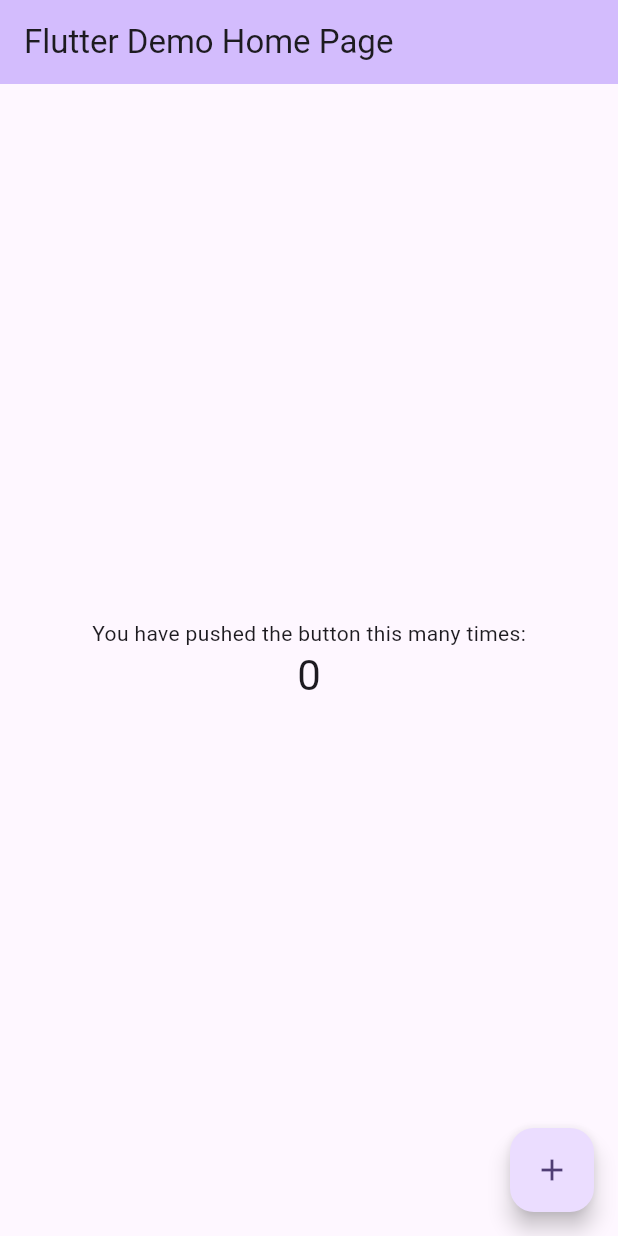
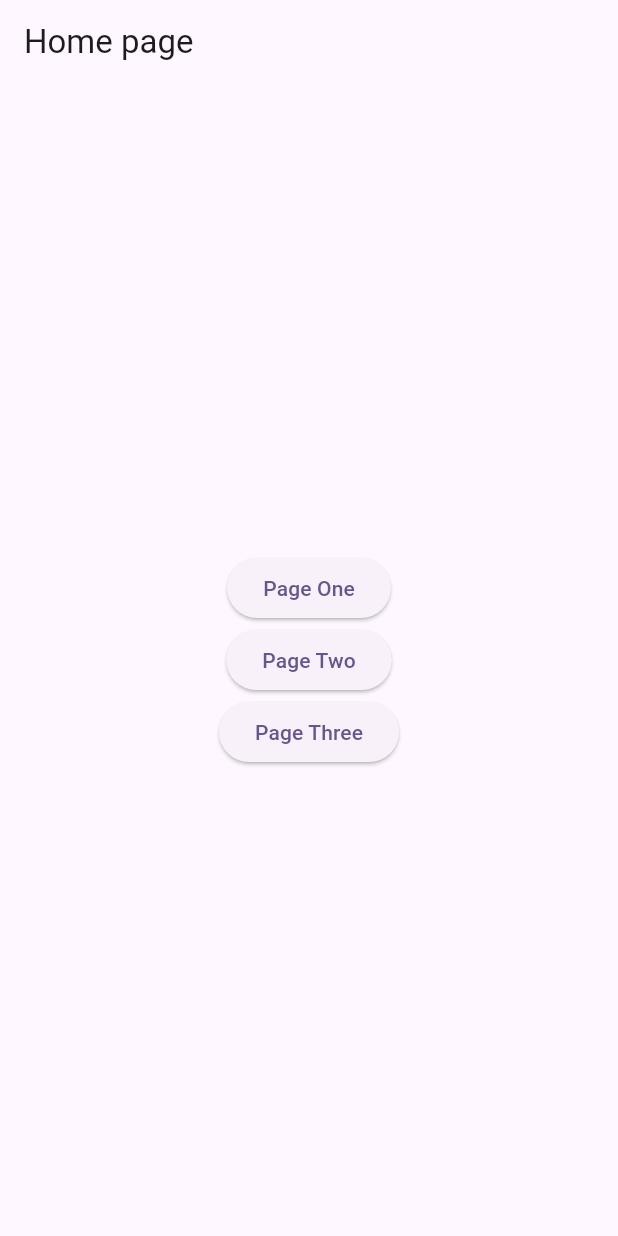
Before and after one commit to Ahmed-Hemdan/learn_getx, a Flutter app: the screen it shows after launch, on a phone screen of 412 x 824 dp. Run offline on Flutter 3.47's test engine with Material 3 defaults, Android fonts, the phone set to English and light mode, and no system bars; our stand-ins replace get.

Commit message:
Route management (Navigator)

```diff
--- a/lib/main.dart
+++ b/lib/main.dart
@@ -1,4 +1,8 @@
 import 'package:flutter/material.dart';
+import 'package:get/get.dart';
+
+import 'view/Home.dart';
+import 'view/PageThree.dart';
 
 void main() {
   runApp(const MyApp());
@@ -10,116 +14,16 @@ class MyApp extends StatelessWidget {
   // This widget is the root of your application.
   @override
   Widget build(BuildContext context) {
-    return MaterialApp(
+    return GetMaterialApp(
+      getPages: [
+        GetPage(name: "/PageThree" , page: () => const PageThree()),
+      ],
       title: 'Flutter Demo',
       theme: ThemeData(
-        // This is the theme of your application.
-        //
-        // TRY THIS: Try running your application with "flutter run". You'll see
-        // the application has a blue toolbar. Then, without quitting the app,
-        // try changing the seedColor in the colorScheme below to Colors.green
-        // and then invoke "hot reload" (save your changes or press the "hot
-        // reload" button in a Flutter-supported IDE, or press "r" if you used
-        // the command line to start the app).
-        //
-        // Notice that the counter didn't reset back to zero; the application
-        // state is not lost during the reload. To reset the state, use hot
-        // restart instead.
-        //
-        // This works for code too, not just values: Most code changes can be
-        // tested with just a hot reload.
         colorScheme: ColorScheme.fromSeed(seedColor: Colors.deepPurple),
         useMaterial3: true,
       ),
-      home: const MyHomePage(title: 'Flutter Demo Home Page'),
+      home: const HomePage(),
     );
   }
 }
-
-class MyHomePage extends StatefulWidget {
-  const MyHomePage({super.key, required this.title});
-
-  // This widget is the home page of your application. It is stateful, meaning
-  // that it has a State object (defined below) that contains fields that affect
-  // how it looks.
-
-  // This class is the configuration for the state. It holds the values (in this
-  // case the title) provided by the parent (in this case the App widget) and
-  // used by the build method of the State. Fields in a Widget subclass are
-  // always marked "final".
-
-  final String title;
-
-  @override
-  State<MyHomePage> createState() => _MyHomePageState();
-}
-
-class _MyHomePageState extends State<MyHomePage> {
-  int _counter = 0;
-
-  void _incrementCounter() {
-    setState(() {
-      // This call to setState tells the Flutter framework that something has
-      // changed in this State, which causes it to rerun the build method below
-      // so that the display can reflect the updated values. If we changed
-      // _counter without calling setState(), then the build method would not be
-      // called again, and so nothing would appear to happen.
-      _counter++;
-    });
-  }
-
-  @override
-  Widget build(BuildContext context) {
-    // This method is rerun every time setState is called, for instance as done
-    // by the _incrementCounter method above.
-    //
-    // The Flutter framework has been optimized to make rerunning build methods
-    // fast, so that you can just rebuild anything that needs updating rather
-    // than having to individually change instances of widgets.
-    return Scaffold(
-      appBar: AppBar(
-        // TRY THIS: Try changing the color here to a specific color (to
-        // Colors.amber, perhaps?) and trigger a hot reload to see the AppBar
-        // change color while the other colors stay the same.
-        backgroundColor: Theme.of(context).colorScheme.inversePrimary,
-        // Here we take the value from the MyHomePage object that was created by
-        // the App.build method, and use it to set our appbar title.
-        title: Text(widget.title),
-      ),
-      body: Center(
-        // Center is a layout widget. It takes a single child and positions it
-        // in the middle of the parent.
-        child: Column(
-          // Column is also a layout widget. It takes a list of children and
-          // arranges them vertically. By default, it sizes itself to fit its
-          // children horizontally, and tries to be as tall as its parent.
-          //
-          // Column has various properties to control how it sizes itself and
-          // how it positions its children. Here we use mainAxisAlignment to
-          // center the children vertically; the main axis here is the vertical
-          // axis because Columns are vertical (the cross axis would be
-          // horizontal).
-          //
-          // TRY THIS: Invoke "debug painting" (choose the "Toggle Debug Paint"
-          // action in the IDE, or press "p" in the console), to see the
-          // wireframe for each widget.
-          mainAxisAlignment: MainAxisAlignment.center,
-          children: <Widget>[
-            const Text(
-              'You have pushed the button this many times:',
-            ),
-            Text(
-              '$_counter',
-              style: Theme.of(context).textTheme.headlineMedium,
-            ),
-          ],
-        ),
-      ),
-      floatingActionButton: FloatingActionButton(
-        onPressed: _incrementCounter,
-        tooltip: 'Increment',
-        child: const Icon(Icons.add),
-      ), // This trailing comma makes auto-formatting nicer for build methods.
-    );
-  }
-}
--- /dev/null
+++ b/lib/view/Home.dart
@@ -0,0 +1,40 @@
+import 'package:flutter/material.dart';
+import 'package:get/get.dart';
+import 'package:learn_getx/view/PageOne.dart';
+
+import 'PageTwo.dart';
+
+class HomePage extends StatelessWidget {
+  const HomePage({super.key});
+
+  @override
+  Widget build(BuildContext context) {
+    return Scaffold(
+      appBar: AppBar(
+        title: const Text("Home page"),
+      ),
+      body: Center(
+        child: Column(
+          mainAxisAlignment: MainAxisAlignment.center,
+          children: [
+          ElevatedButton(
+            onPressed: () {
+              Get.to( () => const PageOne());
+            },
+            child: const Text("Page One"),
+          ),
+          ElevatedButton(
+            onPressed: () {
+              Get.to(() => const PageTwo());
+            },
+            child: const Text("Page Two"),
+          ),
+          ElevatedButton(
+            onPressed: () {},
+            child: const Text("Page Three"),
+          ),
+        ]),
+      ),
+    );
+  }
+}
--- a/pubspec.yaml
+++ b/pubspec.yaml
@@ -35,7 +35,7 @@ dependencies:
   # The following adds the Cupertino Icons font to your application.
   # Use with the CupertinoIcons class for iOS style icons.
   cupertino_icons: ^1.0.2
-
+  get: ^4.6.6
 dev_dependencies:
   flutter_test:
     sdk: flutter
```
Also changed, not shown: lib/view/PageOne.dart (added, +40 -0 lines), lib/view/PageThree.dart (added, +37 -0 lines), lib/view/PageTwo.dart (added, +40 -0 lines), pubspec.lock.
